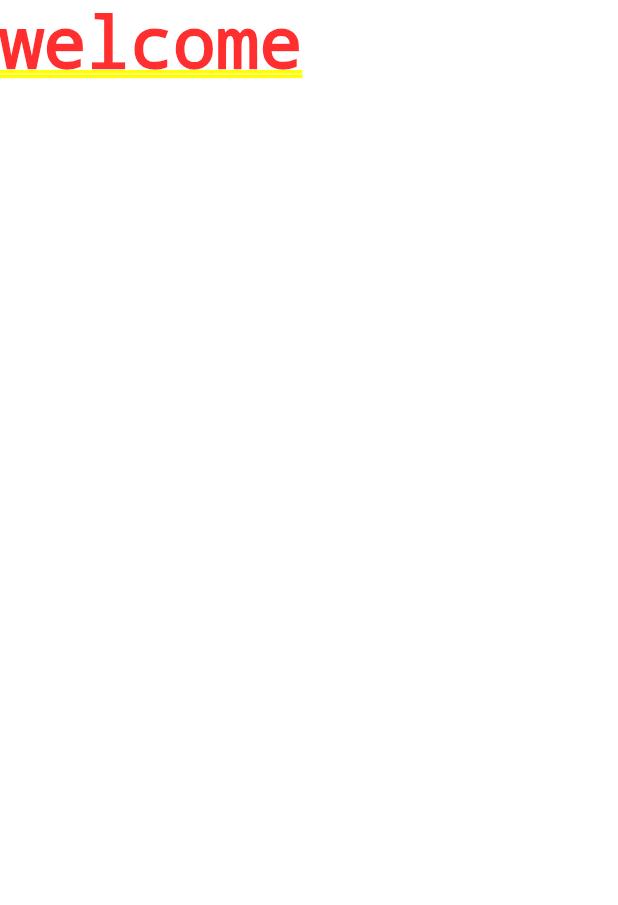
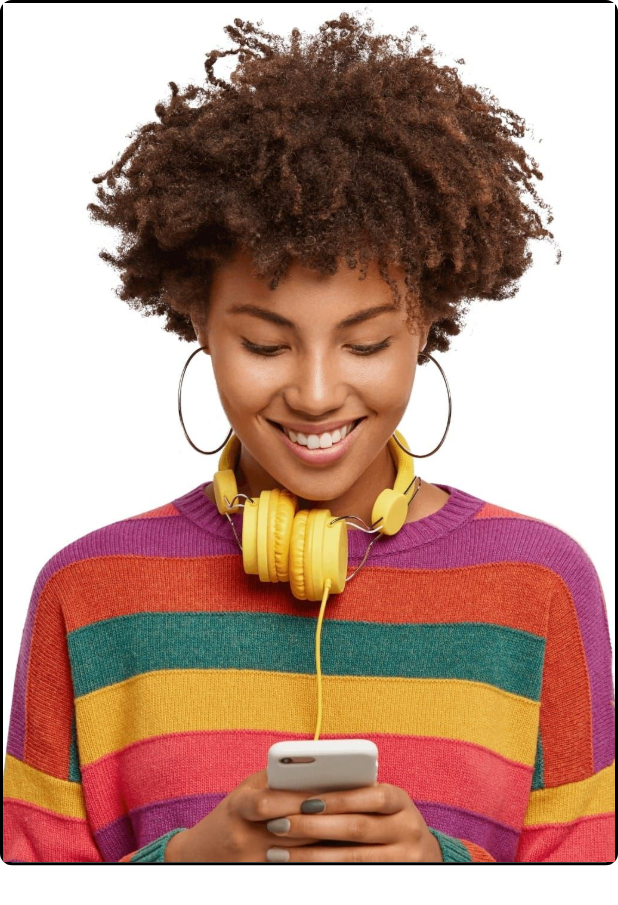
Before and after one commit to fidelmak/estate_app, a Flutter app: the screen it shows after launch, after a tap on the "arrow forward ios" icon, on a phone screen of 412 x 824 dp. Shown: the top 905 px of the screen. Run offline on Flutter 3.47's test engine with Material 2 defaults, Android fonts, the phone set to English and light mode, and no system bars; our stand-ins replace google_fonts.

Commit message:
On branch main

```diff
--- a/lib/estate/screens/welcome/welcome.dart
+++ b/lib/estate/screens/welcome/welcome.dart
@@ -10,8 +10,22 @@ class Welcome extends StatefulWidget {
 class _WelcomeState extends State<Welcome> {
   @override
   Widget build(BuildContext context) {
-    return Container(
-      child: Text("welcome"),
-    );
+    double screenWidth = MediaQuery.of(context).size.width;
+    double screenHeight = MediaQuery.of(context).size.height;
+    return ListView(children: [
+      Container(
+          width: screenWidth * 3,
+          height: screenHeight * 0.7,
+          decoration: BoxDecoration(
+            border: Border.all(
+              width: 2.0,
+            ),
+            borderRadius: BorderRadius.circular(8.0),
+          ),
+          child: Image.asset(
+            'assets/images/img1.jpeg',
+            fit: BoxFit.cover,
+          )),
+    ]);
   }
 }
--- a/pubspec.yaml
+++ b/pubspec.yaml
@@ -59,7 +59,7 @@ flutter:
 
   # To add assets to your application, add an assets section, like this:
   assets:
-    - assets/images/home.jpeg
+    - assets/images/
   #   - images/a_dot_ham.jpeg
 
   # An image asset can refer to one or more resolution-specific "variants", see
```
Also changed, not shown: assets/images/img1.jpeg (added).
